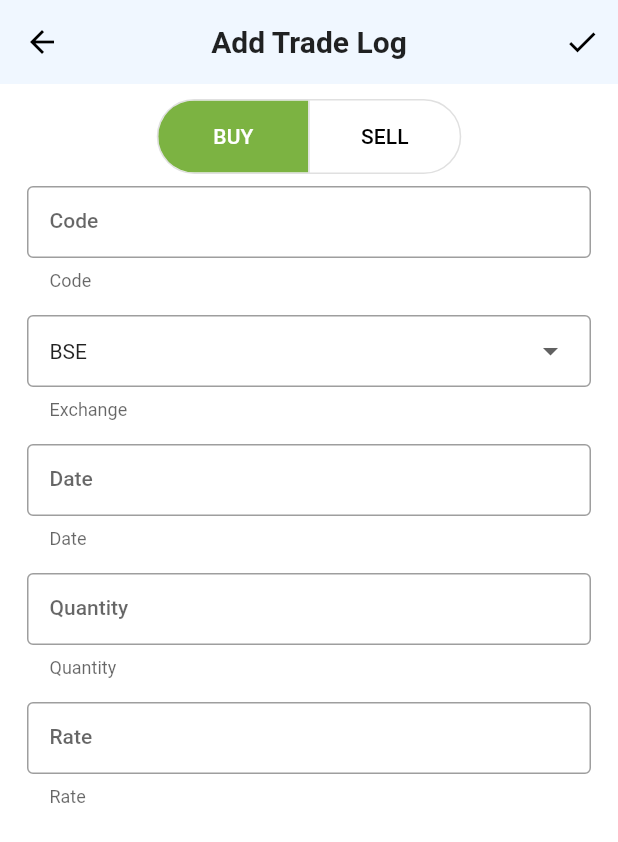
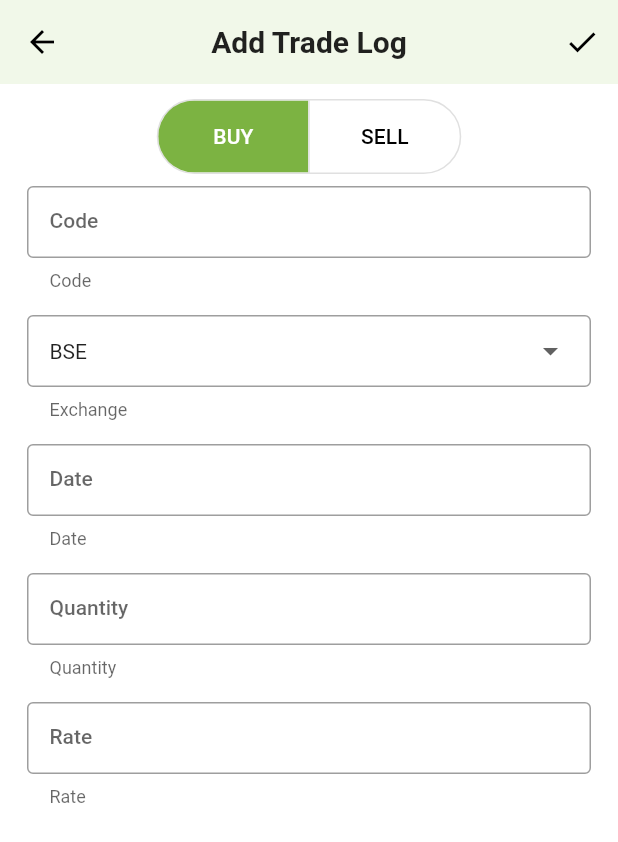
Before and after one commit to sudo-panda/folio, a Flutter app: the AddTradeLogRoute screen opened directly, on a phone screen of 412 x 824 dp. Shown: the top 842 px of the screen. Run offline on Flutter 3.47's test engine with Material 2 defaults, Android fonts, the phone set to English and light mode, and no system bars; our stand-ins replace dio, file_picker, google_sign_in, shared_preferences, sqflite; missing offline and left inert: googleapis; accounts and stored records are empty; statements that could not run were skipped.

Commit message:
Change light theme scaffold background

```diff
--- a/lib/assets/app_theme.dart
+++ b/lib/assets/app_theme.dart
@@ -6,7 +6,7 @@ class AppTheme {
   static Color _iconColor = Colors.blueAccent.shade200;
 
   static const Color _lightPrimaryColor = Colors.lightGreen;
-  static const Color _lightScaffoldBackgroundColor = Color(0XFFF0F7FF);
+  static const Color _lightScaffoldBackgroundColor = Color(0XFFF1F8E9);
   static const Color _lightBackgroundColor = Colors.white;
   static const Color _lightPrimaryVariantColor = Color(0XFFE0E0E0);
   static const Color _lightSecondaryColor = Colors.green;
```
